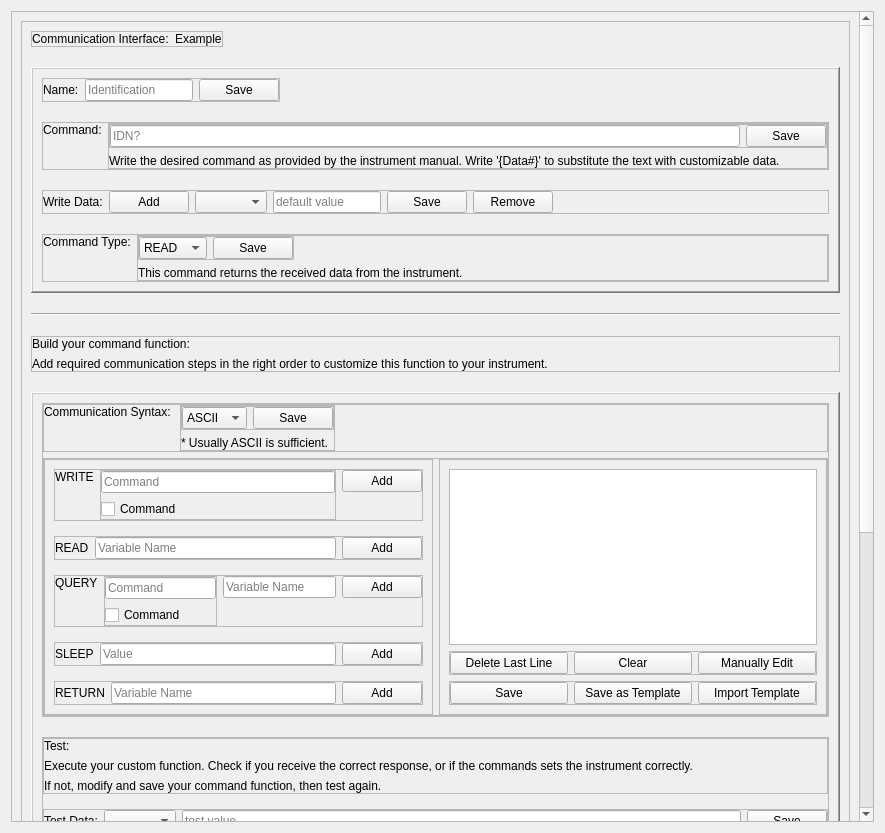
First picture: the form in GUI/ui_files/new_command.ui, repository YeonungK/YonKu, before the edit.
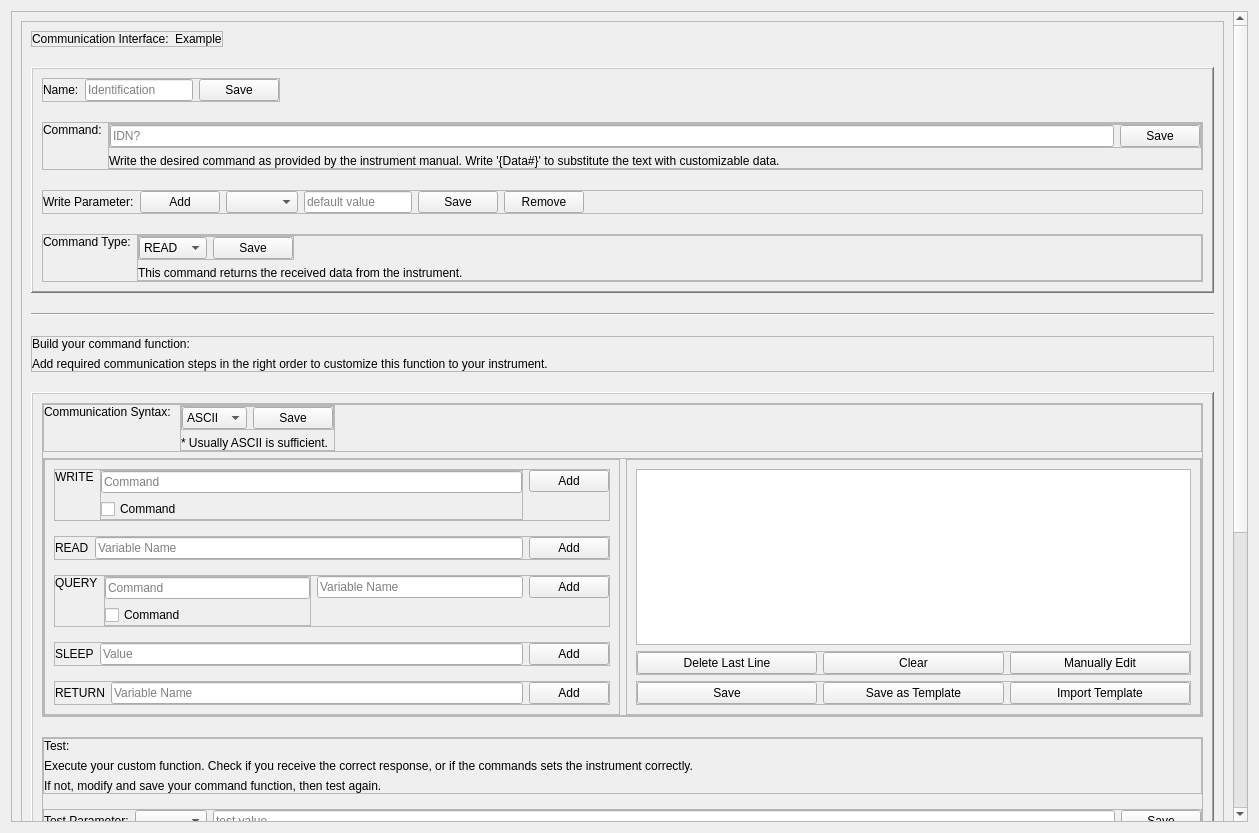
Second picture: the form after the edit.

Commit message: fix: change command data to command parameter

Patch:
```diff
--- a/GUI/ui_files/new_command.ui
+++ b/GUI/ui_files/new_command.ui
@@ -6,7 +6,7 @@
    <rect>
     <x>0</x>
     <y>0</y>
-    <width>885</width>
+    <width>1259</width>
     <height>833</height>
    </rect>
   </property>
@@ -27,7 +27,7 @@
        <rect>
         <x>0</x>
         <y>0</y>
-        <width>848</width>
+        <width>1222</width>
         <height>1239</height>
        </rect>
       </property>
@@ -281,7 +281,7 @@
                    </sizepolicy>
                   </property>
                   <property name="text">
-                   <string>Write Data:</string>
+                   <string>Write Parameter:</string>
                   </property>
                  </widget>
                 </item>
@@ -1217,7 +1217,7 @@
                    <item>
                     <widget class="QLabel" name="label_20">
                      <property name="text">
-                      <string>Test Data:</string>
+                      <string>Test Parameter:</string>
                      </property>
                     </widget>
                    </item>
```
Left out of the diff: 10 changed lines with no effect on the pictures. The commit also changes 2 other files.
